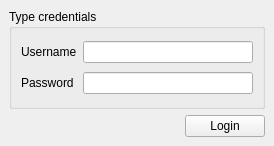
Qt form trunk/ui/skolesys-qt4/ui_loginwdg.ui (BackupTheBerlios/skolesys-svn) before a commit.
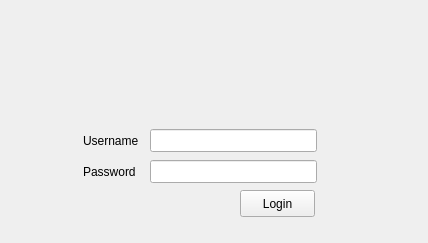
The same form after that commit. Icons and pictures are not drawn.

The edit to the form file:
```diff
--- a/trunk/ui/skolesys-qt4/ui_loginwdg.ui
+++ b/trunk/ui/skolesys-qt4/ui_loginwdg.ui
@@ -5,80 +5,91 @@
    <rect>
     <x>0</x>
     <y>0</y>
-    <width>274</width>
-    <height>146</height>
+    <width>428</width>
+    <height>243</height>
    </rect>
   </property>
   <property name="windowTitle" >
    <string>Login</string>
   </property>
-  <layout class="QGridLayout" >
-   <property name="margin" >
-    <number>9</number>
+  <widget class="QPushButton" name="btn_login" >
+   <property name="geometry" >
+    <rect>
+     <x>240</x>
+     <y>190</y>
+     <width>75</width>
+     <height>27</height>
+    </rect>
    </property>
-   <property name="spacing" >
-    <number>6</number>
+   <property name="text" >
+    <string>Login</string>
    </property>
-   <item row="1" column="1" >
-    <widget class="QPushButton" name="btn_login" >
-     <property name="text" >
-      <string>Login</string>
-     </property>
-    </widget>
-   </item>
-   <item row="1" column="0" >
-    <spacer>
-     <property name="orientation" >
-      <enum>Qt::Horizontal</enum>
-     </property>
-     <property name="sizeHint" >
-      <size>
-       <width>151</width>
-       <height>20</height>
-      </size>
-     </property>
-    </spacer>
-   </item>
-   <item row="0" column="0" colspan="2" >
-    <widget class="QGroupBox" name="groupBox" >
-     <property name="title" >
-      <string>Type credentials</string>
-     </property>
-     <layout class="QGridLayout" >
-      <property name="margin" >
-       <number>9</number>
-      </property>
-      <property name="spacing" >
-       <number>6</number>
-      </property>
-      <item row="1" column="0" >
-       <widget class="QLabel" name="label_2" >
-        <property name="text" >
-         <string>Password</string>
-        </property>
-       </widget>
-      </item>
-      <item row="0" column="0" >
-       <widget class="QLabel" name="label" >
-        <property name="text" >
-         <string>Username</string>
-        </property>
-       </widget>
-      </item>
-      <item row="1" column="1" >
-       <widget class="QLineEdit" name="ed_passwd" >
-        <property name="echoMode" >
-         <enum>QLineEdit::Password</enum>
-        </property>
-       </widget>
-      </item>
-      <item row="0" column="1" >
-       <widget class="QLineEdit" name="ed_username" />
-      </item>
-     </layout>
-    </widget>
-   </item>
-  </layout>
+  </widget>
+  <widget class="QLabel" name="label_2" >
+   <property name="geometry" >
+    <rect>
+     <x>83</x>
+     <y>160</y>
+     <width>61</width>
+     <height>23</height>
+    </rect>
+   </property>
+   <property name="text" >
+    <string>Password</string>
+   </property>
+  </widget>
+  <widget class="QLineEdit" name="ed_passwd" >
+   <property name="geometry" >
+    <rect>
+     <x>150</x>
+     <y>160</y>
+     <width>167</width>
+     <height>23</height>
+    </rect>
+   </property>
+   <property name="echoMode" >
+    <enum>QLineEdit::Password</enum>
+   </property>
+  </widget>
+  <widget class="QLabel" name="label" >
+   <property name="geometry" >
+    <rect>
+     <x>83</x>
+     <y>129</y>
+     <width>61</width>
+     <height>23</height>
+    </rect>
+   </property>
+   <property name="text" >
+    <string>Username</string>
+   </property>
+  </widget>
+  <widget class="QLineEdit" name="ed_username" >
+   <property name="geometry" >
+    <rect>
+     <x>150</x>
+     <y>129</y>
+     <width>167</width>
+     <height>23</height>
+    </rect>
+   </property>
+  </widget>
+  <widget class="QLabel" name="label_3" >
+   <property name="geometry" >
+    <rect>
+     <x>10</x>
+     <y>10</y>
+     <width>400</width>
+     <height>108</height>
+    </rect>
+   </property>
+   <property name="text" >
+    <string/>
+   </property>
+   <property name="pixmap" >
+    <pixmap>art/biglogo.png</pixmap>
+   </property>
+  </widget>
  </widget>
  <tabstops>
   <tabstop>ed_username</tabstop>
```
